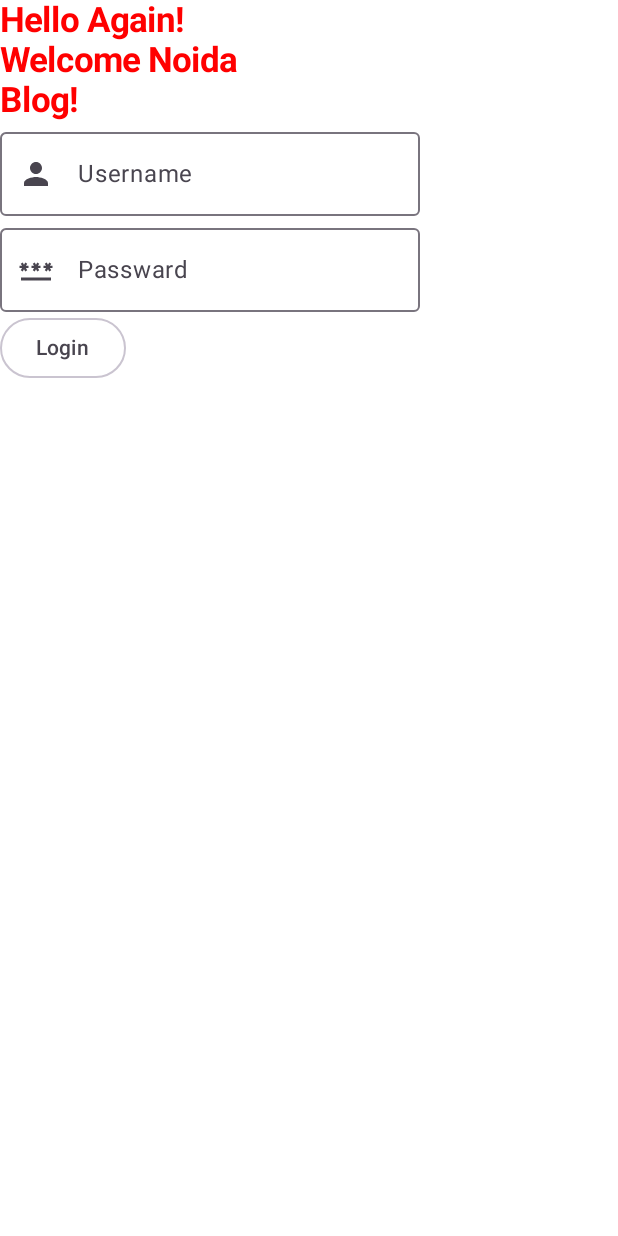
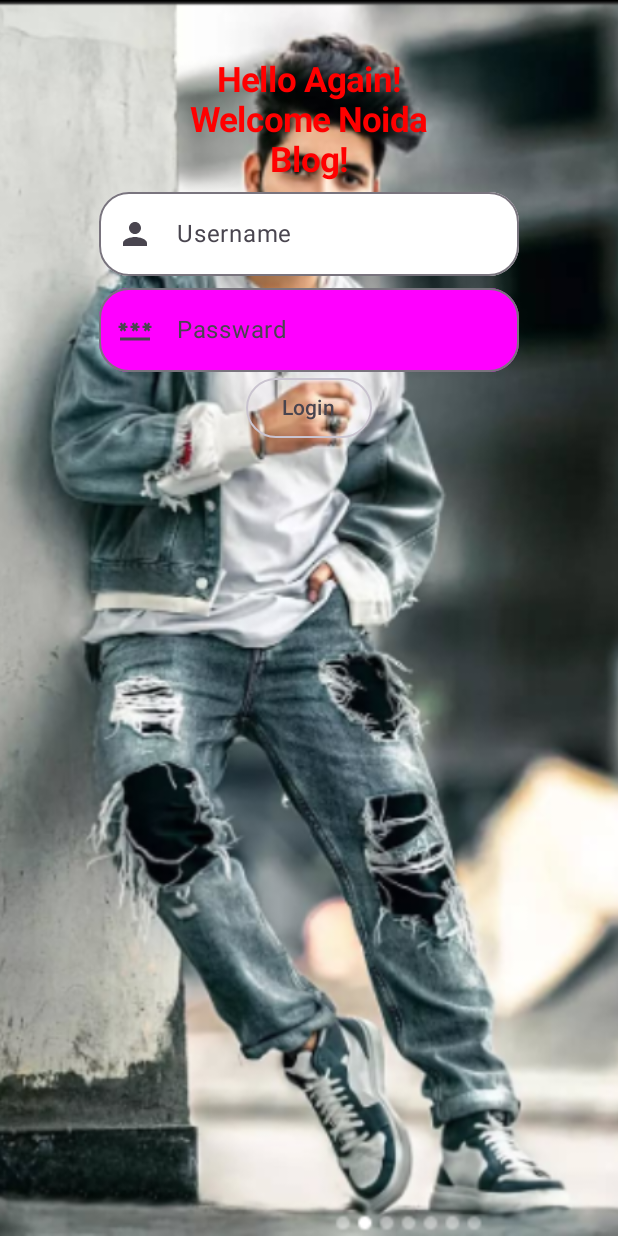
Before and after one commit to aryanchau1516/jetpack_Tutorial, an Android app built with Jetpack Compose: the @Preview function Login_Ui1, on a phone screen of 412 x 824 dp. Run offline under Robolectric (Android 15) with nearby library versions, the phone set to English and light mode, and no system bars.

Commit message:
jetpack tutorial beginner to advance

```diff
--- a/app/src/main/java/com/example/jetpackpractice/practice/Login_Ui1.kt
+++ b/app/src/main/java/com/example/jetpackpractice/practice/Login_Ui1.kt
@@ -1,18 +1,30 @@
 package com.example.jetpackpractice.practice
 
+import android.R
+import androidx.compose.foundation.Image
+import androidx.compose.foundation.layout.Arrangement
+import androidx.compose.foundation.layout.Box
 import androidx.compose.foundation.layout.Column
+import androidx.compose.foundation.layout.fillMaxSize
+import androidx.compose.foundation.layout.padding
+import androidx.compose.foundation.shape.RoundedCornerShape
 import androidx.compose.material.icons.Icons
 import androidx.compose.material.icons.filled.Password
 import androidx.compose.material.icons.filled.Person
 import androidx.compose.material3.Icon
 import androidx.compose.material3.OutlinedButton
 import androidx.compose.material3.OutlinedTextField
+import androidx.compose.material3.OutlinedTextFieldDefaults
 import androidx.compose.material3.Text
 import androidx.compose.runtime.Composable
 import androidx.compose.runtime.mutableStateOf
 import androidx.compose.runtime.remember
+import androidx.compose.ui.Alignment
 import androidx.compose.ui.Modifier
 import androidx.compose.ui.graphics.Color
+import androidx.compose.ui.graphics.painter.Painter
+import androidx.compose.ui.layout.ContentScale
+import androidx.compose.ui.res.painterResource
 import androidx.compose.ui.text.font.FontWeight
 import androidx.compose.ui.tooling.preview.Preview
 import androidx.compose.ui.unit.dp
@@ -24,20 +36,47 @@ import androidx.compose.ui.unit.sp
 fun Login_Ui1() {
     val userName = remember { mutableStateOf("") }
     val passWord = remember { mutableStateOf("") }
-        Column {
-            Text(text ="Hello Again!", color = Color.Red, fontSize = 23.sp, fontWeight = FontWeight.Bold)
-            Text(text ="Welcome Noida", color = Color.Red, fontSize = 23.sp, fontWeight = FontWeight.Bold)
-            Text(text ="Blog!", color = Color.Red, fontSize = 23.sp, fontWeight = FontWeight.Bold)
+    Box(modifier = Modifier.fillMaxSize()) {
+        Image(
+            painter = painterResource(id = com.example.jetpackpractice.R.drawable.back),
+            contentDescription = "Background",
+            modifier = Modifier.fillMaxSize(),
+            contentScale = ContentScale.Crop
+        )
+        Column(modifier = Modifier.fillMaxSize().padding(20.dp)) {
+            Column (modifier = Modifier.fillMaxSize().padding(20.dp),
+                verticalArrangement = Arrangement.Top, horizontalAlignment = Alignment.CenterHorizontally) {
+                Text(
+                    text = "Hello Again!",
+                    color = Color.Red,
+                    fontSize = 23.sp,
+                    fontWeight = FontWeight.Bold
+                )
+                Text(
+                    text = "Welcome Noida",
+                    color = Color.Red,
+                    fontSize = 23.sp,
+                    fontWeight = FontWeight.Bold
+                )
+                Text(
+                    text = "Blog!",
+                    color = Color.Red,
+                    fontSize = 23.sp,
+                    fontWeight = FontWeight.Bold
+                )
 
                 OutlinedTextField(
                     value = userName.value,
                     onValueChange = {
-                    userName.value=it
-                },
+                        userName.value = it
+                    }, shape = RoundedCornerShape(20.dp),  colors = OutlinedTextFieldDefaults.colors(
+                        unfocusedContainerColor = Color.White,
+                        focusedContainerColor = Color.White
+                    ),
                     leadingIcon = {
-                    Icon(Icons.Default.Person,contentDescription = null)
+                        Icon(Icons.Default.Person, contentDescription = null)
                     }, label = {
-                    Text(text ="Username")
+                        Text(text = "Username")
                     },
                     placeholder = {
                         Text("Enter Name")
@@ -46,11 +85,12 @@ fun Login_Ui1() {
                 OutlinedTextField(
                     value = passWord.value,
                     onValueChange = {
-                    passWord.value=it
-                },
+                        passWord.value = it
+                    },  shape = RoundedCornerShape(20.dp),colors = OutlinedTextFieldDefaults.colors( unfocusedContainerColor = Color.Magenta,
+                        focusedContainerColor = Color.White),
 
                     leadingIcon = {
-                    Icon(Icons.Default.Password,contentDescription = null)
+                        Icon(Icons.Default.Password, contentDescription = null)
                     },
                     label = {
                         Text(text = "Passward")
@@ -60,8 +100,10 @@ fun Login_Ui1() {
                     }
                 )
 
-            OutlinedButton(onClick = {}){
+                OutlinedButton(onClick = {}) {
                     Text(text = "Login")
                 }
             }
         }
+    }
+}
--- a/app/src/main/java/com/example/jetpackpractice/practice2/coreCmpnt/OnboardingScreen.kt
+++ b/app/src/main/java/com/example/jetpackpractice/practice2/coreCmpnt/OnboardingScreen.kt
@@ -19,7 +19,7 @@ import androidx.compose.foundation.layout.fillMaxWidth
 import androidx.compose.ui.tooling.preview.Preview
 import com.example.jetpackpractice.R
 
-//@Preview(showBackground = true)
+@Preview(showBackground = true)
 @Composable
 fun OnboardingScreen() {
     Surface(
@@ -96,7 +96,7 @@ fun OnboardingScreen() {
                     colors = ButtonDefaults.buttonColors(containerColor = Color(0xFFFF6D00)),
                     modifier = Modifier.weight(1f)
                 ) {
-                    Text("Get Started")
+                    Text("Get Started", color = Color.White     )
                 }
             }
 
```
Also changed, not shown: app/src/main/java/com/example/jetpackpractice/practice/SideBarExample.kt (+26 -5 lines). Lines whose indentation alone changed are shown as unchanged.
